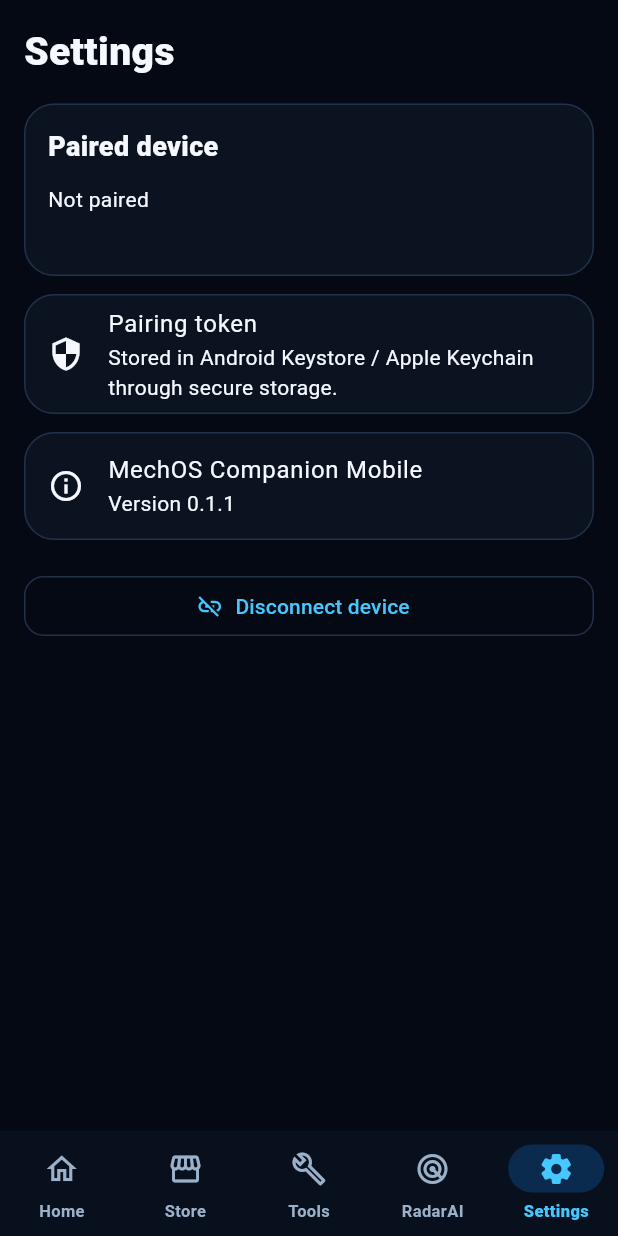
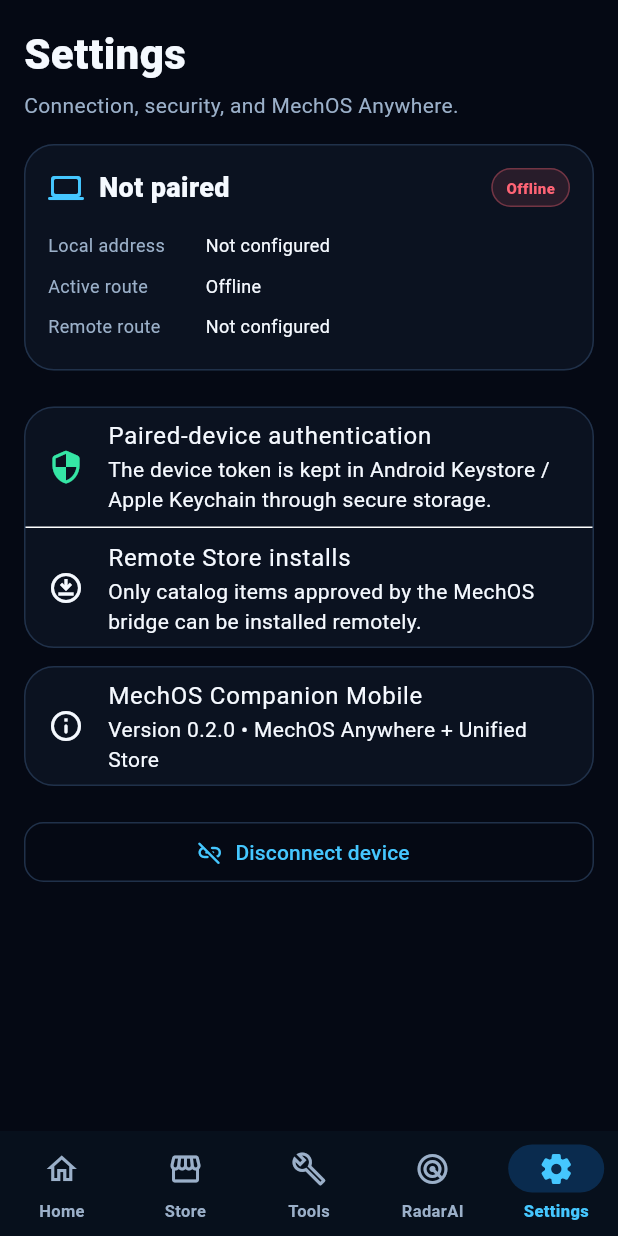
Before and after one commit to mechgod102-sketch/MechOS-Companion, a Flutter app: the HomeShell screen opened directly with empty values, item 5 of the bottom bar chosen, on a phone screen of 412 x 824 dp. Run offline on Flutter 3.47's test engine with Material 3 defaults, Android fonts, the phone set to English and light mode, and no system bars; our stand-ins replace flutter_secure_storage, multicast_dns, share_plus, shared_preferences; missing offline and left inert: gal; accounts and stored records are empty.

Commit message:
Add MechOS Anywhere settings and remote route controls

```diff
--- a/lib/screens/settings_screen.dart
+++ b/lib/screens/settings_screen.dart
@@ -9,22 +9,157 @@
   @override
   Widget build(BuildContext context) {
     final c = state.connection;
-    return ListView(padding: const EdgeInsets.all(16), children: [
-      const Text('Settings', style: TextStyle(fontSize: 26, fontWeight: FontWeight.w900)),
-      const SizedBox(height: 16),
-      Card(child: Padding(padding: const EdgeInsets.all(16), child: Column(crossAxisAlignment: CrossAxisAlignment.start, children: [
-        const Text('Paired device', style: TextStyle(fontWeight: FontWeight.w900, fontSize: 18)),
+    return ListView(
+      padding: const EdgeInsets.all(16),
+      children: [
+        const Text('Settings', style: TextStyle(fontSize: 28, fontWeight: FontWeight.w900)),
+        const SizedBox(height: 4),
+        const Text('Connection, security, and MechOS Anywhere.', style: TextStyle(color: MechTheme.subtle)),
+        const SizedBox(height: 16),
+        Card(
+          child: Padding(
+            padding: const EdgeInsets.all(16),
+            child: Column(
+              crossAxisAlignment: CrossAxisAlignment.start,
+              children: [
+                Row(
+                  children: [
+                    const Icon(Icons.computer_rounded, color: MechTheme.glow),
+                    const SizedBox(width: 10),
+                    Expanded(
+                      child: Text(
+                        state.demoMode ? 'Demo Mode' : (c?.deviceName ?? 'Not paired'),
+                        style: const TextStyle(fontWeight: FontWeight.w900, fontSize: 18),
+                      ),
+                    ),
+                    _statusChip(state.connectionMode),
+                  ],
+                ),
+                const SizedBox(height: 12),
+                _row('Local address', state.demoMode ? 'Demo' : (c?.baseUrl ?? 'Not configured')),
+                _row('Active route', state.connectionMode),
+                if (!state.demoMode) _row('Remote route', c?.remoteUrl ?? 'Not configured'),
+              ],
+            ),
+          ),
+        ),
         const SizedBox(height: 12),
-        Text(state.demoMode ? 'Demo Mode' : (c?.deviceName ?? 'Not paired')),
-        const SizedBox(height: 4),
-        Text(state.demoMode ? 'No network connection' : (c?.baseUrl ?? ''), style: const TextStyle(color: MechTheme.subtle)),
-      ]))),
-      const SizedBox(height: 12),
-      Card(child: const ListTile(leading: Icon(Icons.security), title: Text('Pairing token'), subtitle: Text('Stored in Android Keystore / Apple Keychain through secure storage.'))),
-      const SizedBox(height: 12),
-      Card(child: const ListTile(leading: Icon(Icons.info_outline), title: Text('MechOS Companion Mobile'), subtitle: Text('Version 0.1.1'))),
-      const SizedBox(height: 20),
-      OutlinedButton.icon(onPressed: state.disconnect, icon: const Icon(Icons.link_off), label: const Text('Disconnect device')),
-    ]);
+        if (!state.demoMode && c != null)
+          Card(
+            child: Column(
+              children: [
+                SwitchListTile(
+                  secondary: const Icon(Icons.public_rounded, color: MechTheme.glow),
+                  title: const Text('MechOS Anywhere', style: TextStyle(fontWeight: FontWeight.w900)),
+                  subtitle: const Text('Allow automatic fallback to the secure remote route when the PC is not reachable on local Wi-Fi.'),
+                  value: c.remoteEnabled,
+                  onChanged: (value) => state.setRemoteAccess(enabled: value),
+                ),
+                const Divider(height: 1),
+                ListTile(
+                  leading: const Icon(Icons.cloud_outlined),
+                  title: const Text('Remote relay address'),
+                  subtitle: Text(c.remoteUrl?.isNotEmpty == true ? c.remoteUrl! : 'Set by the bridge automatically, or enter one manually.'),
+                  trailing: const Icon(Icons.chevron_right_rounded),
+                  onTap: () => _editRemoteUrl(context),
+                ),
+              ],
+            ),
+          ),
+        const SizedBox(height: 12),
+        Card(
+          child: const Column(
+            children: [
+              ListTile(
+                leading: Icon(Icons.security_rounded, color: MechTheme.success),
+                title: Text('Paired-device authentication'),
+                subtitle: Text('The device token is kept in Android Keystore / Apple Keychain through secure storage.'),
+              ),
+              Divider(height: 1),
+              ListTile(
+                leading: Icon(Icons.download_for_offline_outlined),
+                title: Text('Remote Store installs'),
+                subtitle: Text('Only catalog items approved by the MechOS bridge can be installed remotely.'),
+              ),
+            ],
+          ),
+        ),
+        const SizedBox(height: 12),
+        Card(
+          child: const ListTile(
+            leading: Icon(Icons.info_outline_rounded),
+            title: Text('MechOS Companion Mobile'),
+            subtitle: Text('Version 0.2.0 • MechOS Anywhere + Unified Store'),
+          ),
+        ),
+        const SizedBox(height: 20),
+        OutlinedButton.icon(
+          onPressed: state.disconnect,
+          icon: const Icon(Icons.link_off_rounded),
+          label: const Text('Disconnect device'),
+        ),
+        const SizedBox(height: 90),
+      ],
+    );
+  }
+
+  Future<void> _editRemoteUrl(BuildContext context) async {
+    final controller = TextEditingController(text: state.connection?.remoteUrl ?? '');
+    final value = await showDialog<String>(
+      context: context,
+      builder: (context) => AlertDialog(
+        title: const Text('MechOS Anywhere relay'),
+        content: Column(
+          mainAxisSize: MainAxisSize.min,
+          crossAxisAlignment: CrossAxisAlignment.start,
+          children: [
+            const Text('Enter the HTTPS device URL exposed by your MechOS relay.'),
+            const SizedBox(height: 12),
+            TextField(
+              controller: controller,
+              keyboardType: TextInputType.url,
+              decoration: const InputDecoration(
+                hintText: 'https://relay.example/device/my-pc',
+                prefixIcon: Icon(Icons.public_rounded),
+              ),
+            ),
+          ],
+        ),
+        actions: [
+          TextButton(onPressed: () => Navigator.pop(context), child: const Text('Cancel')),
+          FilledButton(onPressed: () => Navigator.pop(context, controller.text.trim()), child: const Text('Save')),
+        ],
+      ),
+    );
+    controller.dispose();
+    if (value != null) {
+      await state.setRemoteAccess(enabled: true, remoteUrl: value);
+    }
+  }
+
+  Widget _row(String key, String value) => Padding(
+        padding: const EdgeInsets.symmetric(vertical: 5),
+        child: Row(
+          crossAxisAlignment: CrossAxisAlignment.start,
+          children: [
+            SizedBox(width: 105, child: Text(key, style: const TextStyle(color: MechTheme.subtle, fontSize: 12))),
+            Expanded(child: Text(value, style: const TextStyle(fontSize: 12))),
+          ],
+        ),
+      );
+
+  Widget _statusChip(String value) {
+    final remote = value == 'Remote / Cellular';
+    final online = value != 'Offline';
+    final color = !online ? MechTheme.danger : remote ? MechTheme.glow : MechTheme.success;
+    return Container(
+      padding: const EdgeInsets.symmetric(horizontal: 9, vertical: 5),
+      decoration: BoxDecoration(
+        color: color.withValues(alpha: .12),
+        borderRadius: BorderRadius.circular(99),
+        border: Border.all(color: color.withValues(alpha: .35)),
+      ),
+      child: Text(value, style: TextStyle(color: color, fontSize: 10, fontWeight: FontWeight.w800)),
+    );
   }
 }
```
